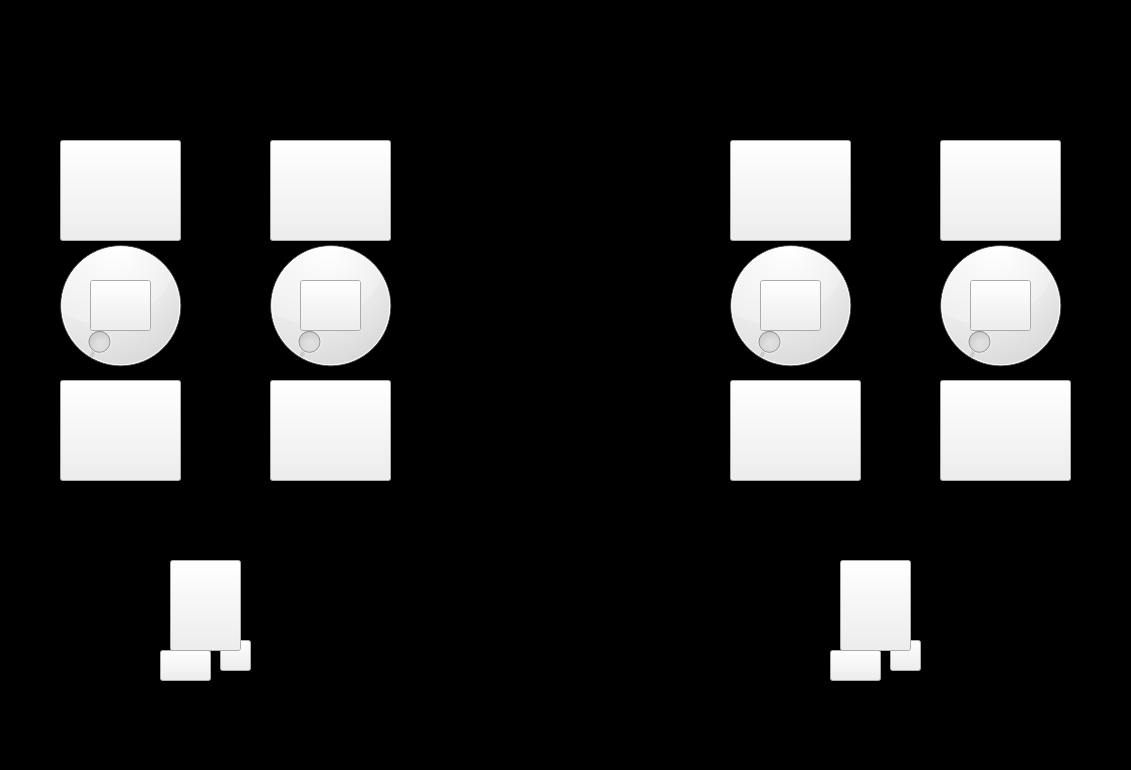
Before: the Qt Designer form baxter_sim_io/ui/baxter_io.ui in RethinkRobotics/baxter_simulator, drawn with Qt 5.
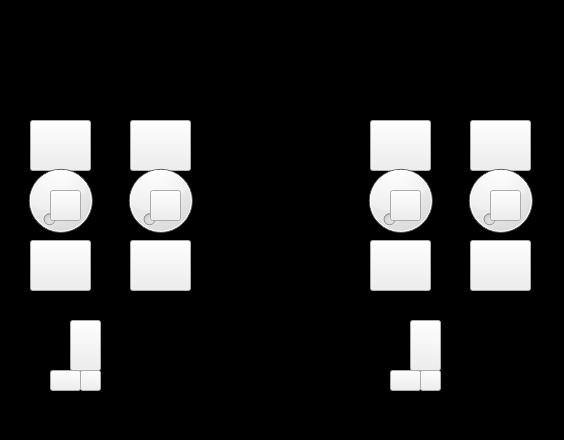
After: the same form once the commit is applied. Icons and pictures are not drawn.

Commit message: Reduced the size of the baxter_sim_io UI

Patch:
```diff
--- a/baxter_sim_io/ui/baxter_io.ui
+++ b/baxter_sim_io/ui/baxter_io.ui
@@ -6,8 +6,8 @@
    <rect>
     <x>0</x>
     <y>0</y>
-    <width>1131</width>
-    <height>770</height>
+    <width>564</width>
+    <height>440</height>
    </rect>
   </property>
   <property name="windowTitle">
@@ -28,10 +28,10 @@
    <widget class="QDial" name="left_shoulder_dial">
     <property name="geometry">
      <rect>
-      <x>250</x>
-      <y>230</y>
-      <width>161</width>
-      <height>151</height>
+      <x>120</x>
+      <y>160</y>
+      <width>81</width>
+      <height>81</height>
      </rect>
     </property>
     <property name="maximum">
@@ -41,10 +41,10 @@
    <widget class="QDial" name="left_arm_dial">
     <property name="geometry">
      <rect>
-      <x>30</x>
-      <y>230</y>
-      <width>181</width>
-      <height>151</height>
+      <x>10</x>
+      <y>160</y>
+      <width>101</width>
+      <height>81</height>
      </rect>
     </property>
     <property name="maximum">
@@ -54,10 +54,10 @@
    <widget class="QDial" name="right_shoulder_dial">
     <property name="geometry">
      <rect>
-      <x>710</x>
-      <y>230</y>
-      <width>161</width>
-      <height>151</height>
+      <x>360</x>
+      <y>160</y>
+      <width>81</width>
+      <height>81</height>
      </rect>
     </property>
     <property name="maximum">
@@ -67,10 +67,10 @@
    <widget class="QDial" name="right_arm_dial">
     <property name="geometry">
      <rect>
-      <x>910</x>
-      <y>230</y>
-      <width>181</width>
-      <height>151</height>
+      <x>460</x>
+      <y>160</y>
+      <width>81</width>
+      <height>81</height>
      </rect>
     </property>
     <property name="maximum">
@@ -80,10 +80,10 @@
    <widget class="QPushButton" name="left_arm_ok">
     <property name="geometry">
      <rect>
-      <x>90</x>
-      <y>280</y>
-      <width>61</width>
-      <height>51</height>
+      <x>50</x>
+      <y>190</y>
+      <width>31</width>
+      <height>31</height>
      </rect>
     </property>
     <property name="styleSheet">
@@ -96,10 +96,10 @@
    <widget class="QPushButton" name="left_arm_show">
     <property name="geometry">
      <rect>
-      <x>60</x>
-      <y>380</y>
-      <width>121</width>
-      <height>101</height>
+      <x>30</x>
+      <y>240</y>
+      <width>61</width>
+      <height>51</height>
      </rect>
     </property>
     <property name="styleSheet">
@@ -112,10 +112,10 @@
    <widget class="QPushButton" name="left_shoulder_ok">
     <property name="geometry">
      <rect>
-      <x>300</x>
-      <y>280</y>
-      <width>61</width>
-      <height>51</height>
+      <x>150</x>
+      <y>190</y>
+      <width>31</width>
+      <height>31</height>
      </rect>
     </property>
     <property name="styleSheet">
@@ -128,10 +128,10 @@
    <widget class="QPushButton" name="right_shoulder_ok">
     <property name="geometry">
      <rect>
-      <x>760</x>
-      <y>280</y>
-      <width>61</width>
-      <height>51</height>
+      <x>390</x>
+      <y>190</y>
+      <width>31</width>
+      <height>31</height>
      </rect>
     </property>
     <property name="styleSheet">
@@ -144,10 +144,10 @@
    <widget class="QPushButton" name="right_arm_ok">
     <property name="geometry">
      <rect>
-      <x>970</x>
-      <y>280</y>
-      <width>61</width>
-      <height>51</height>
+      <x>490</x>
+      <y>190</y>
+      <width>31</width>
+      <height>31</height>
      </rect>
     </property>
     <property name="styleSheet">
@@ -160,14 +160,14 @@
    <widget class="QPushButton" name="left_shoulder_show">
     <property name="geometry">
      <rect>
-      <x>270</x>
-      <y>380</y>
-      <width>121</width>
-      <height>101</height>
+      <x>130</x>
+      <y>240</y>
+      <width>61</width>
+      <height>51</height>
      </rect>
     </property>
     <property name="styleSheet">
-     <string notr="true"/>
+     <string notr="true">der: none;</string>
     </property>
     <property name="text">
      <string/>
@@ -176,10 +176,10 @@
    <widget class="QPushButton" name="right_shoulder_show">
     <property name="geometry">
      <rect>
-      <x>730</x>
-      <y>380</y>
-      <width>131</width>
-      <height>101</height>
+      <x>370</x>
+      <y>240</y>
+      <width>61</width>
+      <height>51</height>
      </rect>
     </property>
     <property name="styleSheet">
@@ -192,10 +192,10 @@
    <widget class="QPushButton" name="right_arm_show">
     <property name="geometry">
      <rect>
-      <x>940</x>
-      <y>380</y>
-      <width>131</width>
-      <height>101</height>
+      <x>470</x>
+      <y>240</y>
+      <width>61</width>
+      <height>51</height>
      </rect>
     </property>
     <property name="styleSheet">
@@ -208,10 +208,10 @@
    <widget class="QPushButton" name="left_cuff_squeeze">
     <property name="geometry">
      <rect>
-      <x>170</x>
-      <y>560</y>
-      <width>71</width>
-      <height>91</height>
+      <x>70</x>
+      <y>320</y>
+      <width>31</width>
+      <height>51</height>
      </rect>
     </property>
     <property name="styleSheet">
@@ -224,10 +224,10 @@
    <widget class="QPushButton" name="left_cuff_ok">
     <property name="geometry">
      <rect>
-      <x>220</x>
-      <y>640</y>
-      <width>31</width>
-      <height>31</height>
+      <x>80</x>
+      <y>370</y>
+      <width>21</width>
+      <height>21</height>
      </rect>
     </property>
     <property name="styleSheet">
@@ -240,10 +240,10 @@
    <widget class="QPushButton" name="left_cuff_grasp">
     <property name="geometry">
      <rect>
-      <x>160</x>
-      <y>650</y>
-      <width>51</width>
-      <height>31</height>
+      <x>50</x>
+      <y>370</y>
+      <width>31</width>
+      <height>21</height>
      </rect>
     </property>
     <property name="styleSheet">
@@ -259,10 +259,10 @@
    <widget class="QPushButton" name="right_cuff_squeeze">
     <property name="geometry">
      <rect>
-      <x>840</x>
-      <y>560</y>
-      <width>71</width>
-      <height>91</height>
+      <x>410</x>
+      <y>320</y>
+      <width>31</width>
+      <height>51</height>
      </rect>
     </property>
     <property name="styleSheet">
@@ -275,10 +275,10 @@
    <widget class="QPushButton" name="right_cuff_ok">
     <property name="geometry">
      <rect>
-      <x>890</x>
-      <y>640</y>
-      <width>31</width>
-      <height>31</height>
+      <x>420</x>
+      <y>370</y>
+      <width>21</width>
+      <height>21</height>
      </rect>
     </property>
     <property name="styleSheet">
@@ -291,10 +291,10 @@
    <widget class="QPushButton" name="right_cuff_grasp">
     <property name="geometry">
      <rect>
-      <x>830</x>
-      <y>650</y>
-      <width>51</width>
-      <height>31</height>
+      <x>390</x>
+      <y>370</y>
+      <width>31</width>
+      <height>21</height>
      </rect>
     </property>
     <property name="styleSheet">
@@ -307,10 +307,10 @@
    <widget class="QPushButton" name="left_arm_cancel">
     <property name="geometry">
      <rect>
-      <x>60</x>
-      <y>140</y>
-      <width>121</width>
-      <height>101</height>
+      <x>30</x>
+      <y>120</y>
+      <width>61</width>
+      <height>51</height>
      </rect>
     </property>
     <property name="styleSheet">
@@ -323,10 +323,10 @@
    <widget class="QPushButton" name="left_shoulder_cancel">
     <property name="geometry">
      <rect>
-      <x>270</x>
-      <y>140</y>
-      <width>121</width>
-      <height>101</height>
+      <x>130</x>
+      <y>120</y>
+      <width>61</width>
+      <height>51</height>
      </rect>
     </property>
     <property name="styleSheet">
@@ -339,10 +339,10 @@
    <widget class="QPushButton" name="right_shoulder_cancel">
     <property name="geometry">
      <rect>
-      <x>730</x>
-      <y>140</y>
-      <width>121</width>
-      <height>101</height>
+      <x>370</x>
+      <y>120</y>
+      <width>61</width>
+      <height>51</height>
      </rect>
     </property>
     <property name="styleSheet">
@@ -355,10 +355,10 @@
    <widget class="QPushButton" name="right_arm_cancel">
     <property name="geometry">
      <rect>
-      <x>940</x>
-      <y>140</y>
-      <width>121</width>
-      <height>101</height>
+      <x>470</x>
+      <y>120</y>
+      <width>61</width>
+      <height>51</height>
      </rect>
     </property>
     <property name="styleSheet">
@@ -371,10 +371,10 @@
    <widget class="QLabel" name="logo">
     <property name="geometry">
      <rect>
-      <x>440</x>
-      <y>190</y>
-      <width>241</width>
-      <height>241</height>
+      <x>220</x>
+      <y>150</y>
+      <width>121</width>
+      <height>121</height>
      </rect>
     </property>
     <property name="styleSheet">
@@ -390,10 +390,10 @@
    <widget class="QLabel" name="label_9">
     <property name="geometry">
      <rect>
-      <x>20</x>
+      <x>10</x>
       <y>100</y>
-      <width>201</width>
-      <height>411</height>
+      <width>101</width>
+      <height>211</height>
      </rect>
     </property>
     <property name="styleSheet">
@@ -409,10 +409,10 @@
    <widget class="QLabel" name="label_10">
     <property name="geometry">
      <rect>
-      <x>230</x>
+      <x>110</x>
       <y>100</y>
-      <width>201</width>
-      <height>411</height>
+      <width>101</width>
+      <height>211</height>
      </rect>
     </property>
     <property name="styleSheet">
@@ -428,10 +428,10 @@
    <widget class="QLabel" name="label_11">
     <property name="geometry">
      <rect>
-      <x>690</x>
+      <x>350</x>
       <y>100</y>
-      <width>201</width>
-      <height>411</height>
+      <width>101</width>
+      <height>211</height>
      </rect>
     </property>
     <property name="styleSheet">
@@ -447,10 +447,10 @@
    <widget class="QLabel" name="label_12">
     <property name="geometry">
      <rect>
-      <x>900</x>
+      <x>450</x>
       <y>100</y>
-      <width>201</width>
-      <height>411</height>
+      <width>101</width>
+      <height>211</height>
      </rect>
     </property>
     <property name="styleSheet">
@@ -466,10 +466,10 @@
    <widget class="QLabel" name="label">
     <property name="geometry">
      <rect>
-      <x>90</x>
-      <y>540</y>
-      <width>311</width>
-      <height>221</height>
+      <x>30</x>
+      <y>320</y>
+      <width>151</width>
+      <height>111</height>
      </rect>
     </property>
     <property name="styleSheet">
@@ -485,10 +485,10 @@
    <widget class="QLabel" name="label_2">
     <property name="geometry">
      <rect>
-      <x>760</x>
-      <y>540</y>
-      <width>321</width>
-      <height>221</height>
+      <x>370</x>
+      <y>320</y>
+      <width>151</width>
+      <height>111</height>
      </rect>
     </property>
     <property name="styleSheet">
@@ -504,7 +504,7 @@
    <widget class="QLabel" name="label_3">
     <property name="geometry">
      <rect>
-      <x>200</x>
+      <x>80</x>
       <y>10</y>
       <width>51</width>
       <height>31</height>
@@ -526,7 +526,7 @@
    <widget class="QLabel" name="label_4">
     <property name="geometry">
      <rect>
-      <x>870</x>
+      <x>410</x>
       <y>10</y>
       <width>71</width>
       <height>31</height>
@@ -548,7 +548,7 @@
    <widget class="QLabel" name="label_5">
     <property name="geometry">
      <rect>
-      <x>70</x>
+      <x>10</x>
       <y>50</y>
       <width>51</width>
       <height>31</height>
@@ -570,7 +570,7 @@
    <widget class="QLabel" name="label_6">
     <property name="geometry">
      <rect>
-      <x>940</x>
+      <x>470</x>
       <y>50</y>
       <width>51</width>
       <height>31</height>
@@ -592,7 +592,7 @@
    <widget class="QLabel" name="label_7">
     <property name="geometry">
      <rect>
-      <x>270</x>
+      <x>130</x>
       <y>50</y>
       <width>71</width>
       <height>31</height>
@@ -614,7 +614,7 @@
    <widget class="QLabel" name="label_8">
     <property name="geometry">
      <rect>
-      <x>730</x>
+      <x>360</x>
       <y>50</y>
       <width>71</width>
       <height>31</height>
@@ -636,8 +636,8 @@
    <widget class="QLabel" name="label_13">
     <property name="geometry">
      <rect>
-      <x>370</x>
-      <y>620</y>
+      <x>70</x>
+      <y>400</y>
       <width>71</width>
       <height>31</height>
      </rect>
@@ -658,8 +658,8 @@
    <widget class="QLabel" name="label_14">
     <property name="geometry">
      <rect>
-      <x>1040</x>
-      <y>620</y>
+      <x>410</x>
+      <y>400</y>
       <width>71</width>
       <height>31</height>
      </rect>
@@ -677,8 +677,10 @@
      <string/>
     </property>
    </widget>
-   <zorder>label_2</zorder>
    <zorder>label</zorder>
+   <zorder>label_2</zorder>
+   <zorder>label_14</zorder>
+   <zorder>label_13</zorder>
    <zorder>label_12</zorder>
    <zorder>label_11</zorder>
    <zorder>label_10</zorder>
@@ -687,8 +689,6 @@
    <zorder>left_arm_dial</zorder>
    <zorder>left_arm_ok</zorder>
    <zorder>left_arm_show</zorder>
-   <zorder>left_cuff_grasp</zorder>
-   <zorder>left_cuff_ok</zorder>
    <zorder>left_cuff_squeeze</zorder>
    <zorder>left_shoulder_cancel</zorder>
    <zorder>left_shoulder_dial</zorder>
@@ -700,8 +700,6 @@
    <zorder>right_arm_ok</zorder>
    <zorder>right_arm_show</zorder>
    <zorder>right_cuff_grasp</zorder>
-   <zorder>right_cuff_ok</zorder>
-   <zorder>right_cuff_squeeze</zorder>
    <zorder>right_shoulder_cancel</zorder>
    <zorder>right_shoulder_dial</zorder>
    <zorder>right_shoulder_ok</zorder>
@@ -712,8 +710,10 @@
    <zorder>label_6</zorder>
    <zorder>label_7</zorder>
    <zorder>label_8</zorder>
-   <zorder>label_13</zorder>
-   <zorder>label_14</zorder>
+   <zorder>right_cuff_squeeze</zorder>
+   <zorder>right_cuff_ok</zorder>
+   <zorder>left_cuff_grasp</zorder>
+   <zorder>left_cuff_ok</zorder>
   </widget>
  </widget>
  <layoutdefault spacing="6" margin="11"/>
```
The commit also changes 16 other files.
